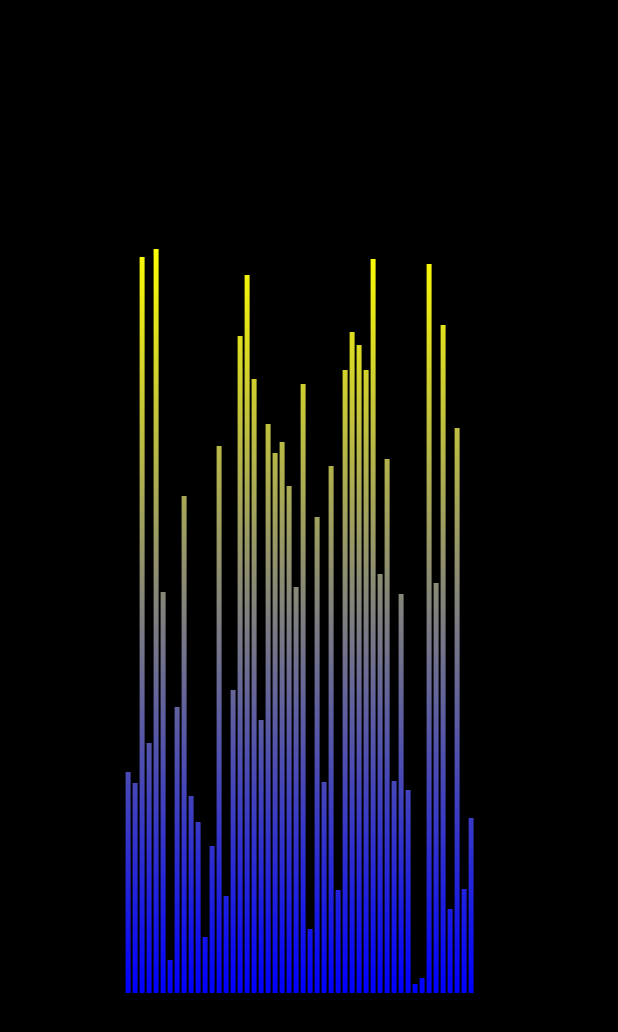
After one commit to jidishengguang123/AndroidDemo, an Android app: the AudioBarActivity screen opened directly, with no data from a screen before it, on a phone screen of 412 x 824 dp. The commit adds this screen. Shown: the top 1032 px of the screen. Run offline under Robolectric (Android 15) with nearby library versions, the phone set to English and light mode, and no system bars.

Commit message:
增加音频条AudioBar演示demo

```diff
--- /dev/null
+++ b/app/src/main/java/com/jeck/demo/activity/AudioBarActivity.java
@@ -0,0 +1,18 @@
+package com.jeck.demo.activity;
+
+import android.app.Activity;
+import android.os.Bundle;
+import android.view.Window;
+
+import com.jeck.demo.R;
+
+public class AudioBarActivity extends Activity {
+
+    @Override
+    protected void onCreate(Bundle savedInstanceState) {
+        super.onCreate(savedInstanceState);
+        requestWindowFeature(Window.FEATURE_NO_TITLE);
+        setContentView(R.layout.activity_audio_bar);
+    }
+
+}
--- a/app/src/main/java/com/jeck/demo/activity/MainActivity.java
+++ b/app/src/main/java/com/jeck/demo/activity/MainActivity.java
@@ -30,4 +30,9 @@ public class MainActivity extends AppCompatActivity {
         startActivity(intent);
     }
 
+    public void startAudioBarActivity(View view){
+        Intent intent = new Intent(this,AudioBarActivity.class);
+        startActivity(intent);
+    }
+
 }
--- /dev/null
+++ b/app/src/main/java/com/jeck/demo/view/AudioBar.java
@@ -0,0 +1,78 @@
+package com.jeck.demo.view;
+
+import android.content.Context;
+import android.graphics.Canvas;
+import android.graphics.Color;
+import android.graphics.LinearGradient;
+import android.graphics.Paint;
+import android.graphics.Shader;
+import android.util.AttributeSet;
+import android.view.View;
+
+/**
+ * Author:liyang
+ * Email:jidishengguang123@163.com
+ * Date: 2016-01-10
+ * Time: 15:21
+ * Description:
+ */
+public class AudioBar extends View {
+    private int mWidth;
+    private int mRectHeight;
+    private int mRectWidth;
+    private LinearGradient mLinearGradient;
+    private Paint mPaint;
+    private int mRectCount = 50;
+    private int mOffset = 2;
+    private int mCurrentHeight;
+
+    public AudioBar(Context context) {
+        super(context);
+        init();
+    }
+
+    public AudioBar(Context context, AttributeSet attrs) {
+        super(context, attrs);
+        init();
+    }
+
+    public AudioBar(Context context, AttributeSet attrs, int defStyleAttr) {
+        super(context, attrs, defStyleAttr);
+        init();
+    }
+
+    private void init() {
+        mPaint = new Paint();
+        mPaint.setColor(Color.GRAY);
+        mPaint.setAntiAlias(true);
+        mPaint.setStyle(Paint.Style.FILL);
+    }
+
+    @Override
+    protected void onSizeChanged(int w, int h, int oldw, int oldh) {
+        super.onSizeChanged(w, h, oldw, oldh);
+        mWidth = getWidth();
+        mRectHeight = getHeight();
+        mRectWidth = (int) (mWidth * 0.6 / mRectCount);
+        mLinearGradient = new LinearGradient(0, 0, mRectWidth, mRectHeight, Color.YELLOW, Color.BLUE, Shader.TileMode.CLAMP);
+        mPaint.setShader(mLinearGradient);
+    }
+
+    @Override
+    protected void onDraw(Canvas canvas) {
+        super.onDraw(canvas);
+        for (int i = 0; i < mRectCount; i++) {
+            //每次绘制前产生随机的高度
+            mCurrentHeight = (int) (Math.random()*mRectHeight);
+            canvas.drawRect(
+                    (float) (mWidth * 0.4 / 2 + mRectWidth * i + mOffset),
+                     mCurrentHeight,
+                    (float)(mWidth * 0.4 / 2 + mRectWidth * (i + 1)),
+                    mRectHeight,
+                    mPaint);
+
+        }
+        //每隔300ms绘制一次
+        postInvalidateDelayed(300);
+    }
+}
--- /dev/null
+++ b/app/src/main/res/layout/activity_audio_bar.xml
@@ -0,0 +1,13 @@
+<?xml version="1.0" encoding="utf-8"?>
+<RelativeLayout
+    xmlns:android="http://schemas.android.com/apk/res/android"
+    android:layout_width="match_parent"
+    android:layout_height="match_parent"
+    android:background="@android:color/black">
+
+    <com.jeck.demo.view.AudioBar
+        android:layout_width="500dp"
+        android:layout_height="500dp"
+        android:layout_centerInParent="true"/>
+
+</RelativeLayout>
--- a/app/src/main/res/layout/activity_main.xml
+++ b/app/src/main/res/layout/activity_main.xml
@@ -25,4 +25,10 @@
         android:layout_height="wrap_content"
         android:text="startRxJavaActivity"/>
 
+    <Button
+        android:onClick="startAudioBarActivity"
+        android:layout_width="wrap_content"
+        android:layout_height="wrap_content"
+        android:text="startAudioBarActivity"/>
+
 </LinearLayout>
```
Also changed, not shown: app/src/main/AndroidManifest.xml (+11 -9 lines), app/src/main/res/layout/content_audio_bar.xml (added, +12 -0 lines).
